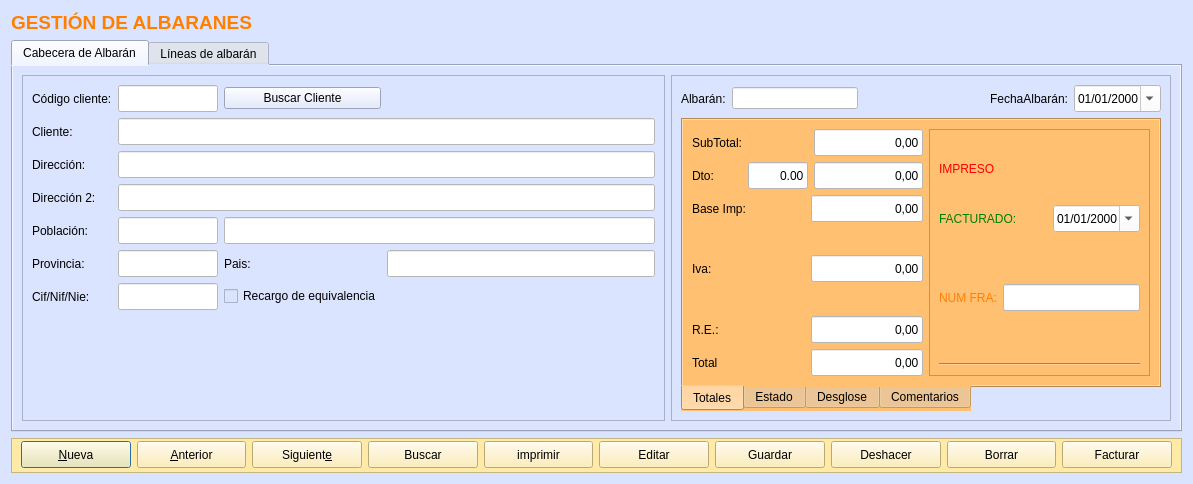
Before: the Qt Designer form frmalbaran.ui in arcnexus/RedFoX, drawn with Qt 5.
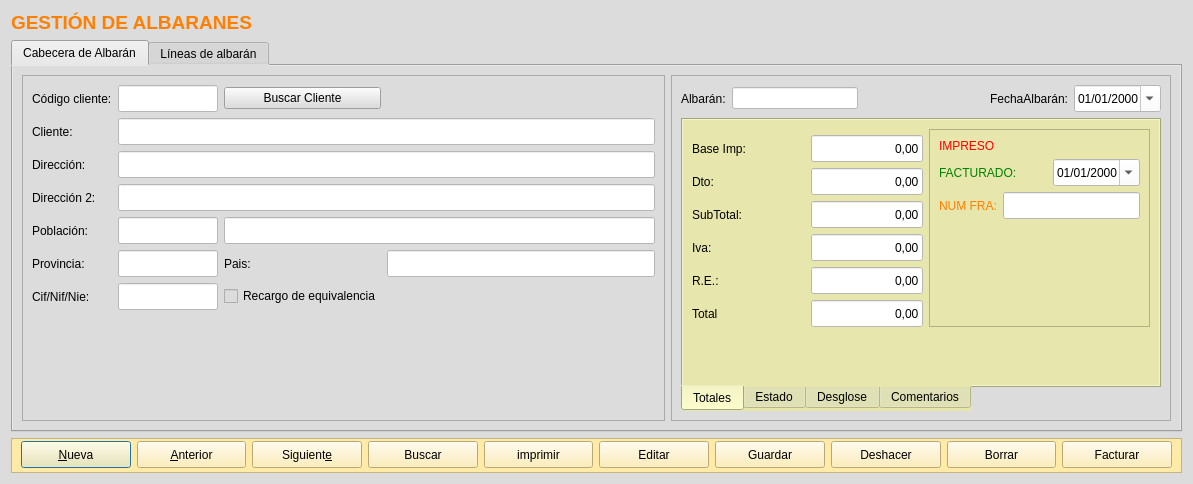
After: the same form once the commit is applied. The open tabs and pages were chosen to show the change. Icons and pictures are not drawn.

The edit to the form file:
```diff
--- a/frmalbaran.ui
+++ b/frmalbaran.ui
@@ -24,7 +24,7 @@
     <normaloff>:/Icons/PNG/terra.png</normaloff>:/Icons/PNG/terra.png</iconset>
   </property>
   <property name="styleSheet">
-   <string notr="true">background-color: rgb(219, 228, 255);
+   <string notr="true">background-color: rgb(220, 220, 220);
 </string>
   </property>
   <layout class="QGridLayout" name="gridLayout_14">
@@ -301,7 +301,7 @@
    <item row="1" column="0">
     <widget class="QTabWidget" name="tabWidget_2">
      <property name="currentIndex">
-      <number>1</number>
+      <number>0</number>
      </property>
      <widget class="QWidget" name="tab_5">
       <attribute name="title">
@@ -635,7 +635,7 @@
           <item row="1" column="0">
            <widget class="QTabWidget" name="tabWidget">
             <property name="styleSheet">
-             <string notr="true">background-color: rgb(255, 192, 114);</string>
+             <string notr="true">background-color: rgb(231, 231, 173);</string>
             </property>
             <property name="tabPosition">
              <enum>QTabWidget::South</enum>
@@ -648,102 +648,6 @@
               <string>Totales</string>
              </attribute>
              <layout class="QGridLayout" name="gridLayout_13">
-              <item row="0" column="0">
-               <layout class="QGridLayout" name="gridLayout_4">
-                <item row="0" column="0">
-                 <widget class="QLabel" name="label_8">
-                  <property name="text">
-                   <string>SubTotal:</string>
-                  </property>
-                 </widget>
-                </item>
-                <item row="1" column="0">
-                 <widget class="QLabel" name="label_9">
-                  <property name="text">
-                   <string>Dto:</string>
-                  </property>
-                 </widget>
-                </item>
-                <item row="0" column="3">
-                 <widget class="QLineEdit" name="txtrSubtotal">
-                  <property name="minimumSize">
-                   <size>
-                    <width>100</width>
-                    <height>27</height>
-                   </size>
-                  </property>
-                  <property name="maximumSize">
-                   <size>
-                    <width>120</width>
-                    <height>16777215</height>
-                   </size>
-                  </property>
-                  <property name="styleSheet">
-                   <string notr="true">background-color: rgb(255, 255, 255);</string>
-                  </property>
-                  <property name="text">
-                   <string>0,00</string>
-                  </property>
-                  <property name="alignment">
-                   <set>Qt::AlignRight|Qt::AlignTrailing|Qt::AlignVCenter</set>
-                  </property>
-                  <property name="readOnly">
-                   <bool>true</bool>
-                  </property>
-                 </widget>
-                </item>
-                <item row="1" column="3">
-                 <widget class="QLineEdit" name="txtrImporteDescuento">
-                  <property name="minimumSize">
-                   <size>
-                    <width>0</width>
-                    <height>27</height>
-                   </size>
-                  </property>
-                  <property name="maximumSize">
-                   <size>
-                    <width>120</width>
-                    <height>16777215</height>
-                   </size>
-                  </property>
-                  <property name="styleSheet">
-                   <string notr="true">background-color: rgb(255, 255, 255);</string>
-                  </property>
-                  <property name="text">
-                   <string>0,00</string>
-                  </property>
-                  <property name="alignment">
-                   <set>Qt::AlignRight|Qt::AlignTrailing|Qt::AlignVCenter</set>
-                  </property>
-                 </widget>
-                </item>
-                <item row="1" column="1" colspan="2">
-                 <widget class="QLineEdit" name="txtnDto">
-                  <property name="minimumSize">
-                   <size>
-                    <width>0</width>
-                    <height>27</height>
-                   </size>
-                  </property>
-                  <property name="maximumSize">
-                   <size>
-                    <width>60</width>
-                    <height>16777215</height>
-                   </size>
-                  </property>
-                  <property name="styleSheet">
-                   <string notr="true">background-color: rgb(255, 255, 255);</string>
-                  </property>
-                  <property name="text">
-                   <string>0.00</string>
-                  </property>
-                  <property name="alignment">
-                   <set>Qt::AlignRight|Qt::AlignTrailing|Qt::AlignVCenter</set>
-                  </property>
-                 </widget>
-                </item>
-               </layout>
-              </item>
               <item row="0" column="1" rowspan="2">
                <widget class="QFrame" name="frame_2">
                 <property name="minimumSize">
@@ -767,30 +671,16 @@
                 <layout class="QGridLayout" name="gridLayout_8">
                  <item row="0" column="0">
                   <layout class="QGridLayout" name="gridLayout_6">
-                   <item row="0" column="0" colspan="3">
-                    <widget class="QLabel" name="lblImpreso">
-                     <property name="styleSheet">
-                      <string notr="true">color: rgb(255, 0, 0);</string>
+                   <item row="2" column="1" rowspan="2" colspan="2">
+                    <widget class="QLineEdit" name="txtcNumFra">
+                     <property name="minimumSize">
+                      <size>
+                       <width>0</width>
+                       <height>27</height>
+                      </size>
                      </property>
-                     <property name="text">
-                      <string>IMPRESO</string>
-                     </property>
-                    </widget>
-                   </item>
-                   <item row="4" column="0" colspan="3">
-                    <widget class="Line" name="line_2">
-                     <property name="orientation">
-                      <enum>Qt::Horizontal</enum>
-                     </property>
-                    </widget>
-                   </item>
-                   <item row="2" column="0" rowspan="2">
-                    <widget class="QLabel" name="lblNumFactura">
                      <property name="styleSheet">
-                      <string notr="true">color: rgb(255, 128, 0);</string>
-                     </property>
-                     <property name="text">
-                      <string>NUM FRA:</string>
+                      <string notr="true">background-color: rgb(255, 255, 255);</string>
                      </property>
                     </widget>
                    </item>
@@ -804,16 +694,23 @@
                      </property>
                     </widget>
                    </item>
-                   <item row="2" column="1" rowspan="2" colspan="2">
-                    <widget class="QLineEdit" name="txtcNumFra">
-                     <property name="minimumSize">
-                      <size>
-                       <width>0</width>
-                       <height>27</height>
-                      </size>
+                   <item row="2" column="0" rowspan="2">
+                    <widget class="QLabel" name="lblNumFactura">
+                     <property name="styleSheet">
+                      <string notr="true">color: rgb(255, 128, 0);</string>
                      </property>
+                     <property name="text">
+                      <string>NUM FRA:</string>
+                     </property>
+                    </widget>
+                   </item>
+                   <item row="0" column="0" colspan="3">
+                    <widget class="QLabel" name="lblImpreso">
                      <property name="styleSheet">
-                      <string notr="true">background-color: rgb(255, 255, 255);</string>
+                      <string notr="true">color: rgb(255, 0, 0);</string>
+                     </property>
+                     <property name="text">
+                      <string>IMPRESO</string>
                      </property>
                     </widget>
                    </item>
@@ -838,6 +735,19 @@
                    </item>
                   </layout>
                  </item>
+                 <item row="1" column="0">
+                  <spacer name="verticalSpacer_3">
+                   <property name="orientation">
+                    <enum>Qt::Vertical</enum>
+                   </property>
+                   <property name="sizeHint" stdset="0">
+                    <size>
+                     <width>20</width>
+                     <height>40</height>
+                    </size>
+                   </property>
+                  </spacer>
+                 </item>
                 </layout>
                </widget>
               </item>
@@ -849,45 +759,20 @@
                 <property name="verticalSpacing">
                  <number>6</number>
                 </property>
-                <item row="4" column="0">
-                 <widget class="QLabel" name="label_12">
+                <item row="5" column="0">
+                 <widget class="QLabel" name="label_10">
                   <property name="text">
-                   <string>Total</string>
+                   <string>R.E.:</string>
                   </property>
                  </widget>
                 </item>
-                <item row="1" column="0" rowspan="2">
+                <item row="3" column="0" rowspan="2">
                  <widget class="QLabel" name="label_11">
                   <property name="text">
                    <string>Iva:</string>
                   </property>
                  </widget>
                 </item>
-                <item row="1" column="1" rowspan="2">
-                 <widget class="QLineEdit" name="txtrImporteIva">
-                  <property name="minimumSize">
-                   <size>
-                    <width>0</width>
-                    <height>27</height>
-                   </size>
-                  </property>
-                  <property name="maximumSize">
-                   <size>
-                    <width>120</width>
-                    <height>16777215</height>
-                   </size>
-                  </property>
-                  <property name="styleSheet">
-                   <string notr="true">background-color: rgb(255, 255, 255);</string>
-                  </property>
-                  <property name="text">
-                   <string>0,00</string>
-                  </property>
-                  <property name="alignment">
-                   <set>Qt::AlignRight|Qt::AlignTrailing|Qt::AlignVCenter</set>
-                  </property>
-                 </widget>
-                </item>
                 <item row="0" column="0">
                  <widget class="QLabel" name="label_16">
                   <property name="text">
@@ -895,8 +780,8 @@
                   </property>
                  </widget>
                 </item>
-                <item row="4" column="1">
-                 <widget class="QLineEdit" name="txtrTotal">
+                <item row="3" column="1" rowspan="2">
+                 <widget class="QLineEdit" name="txtrImporteIva">
                   <property name="minimumSize">
                    <size>
                     <width>0</width>
@@ -951,14 +836,32 @@
                   </property>
                  </widget>
                 </item>
-                <item row="3" column="0">
-                 <widget class="QLabel" name="label_10">
+                <item row="6" column="1">
+                 <widget class="QLineEdit" name="txtrTotal">
+                  <property name="minimumSize">
+                   <size>
+                    <width>0</width>
+                    <height>27</height>
+                   </size>
+                  </property>
+                  <property name="maximumSize">
+                   <size>
+                    <width>120</width>
+                    <height>16777215</height>
+                   </size>
+                  </property>
+                  <property name="styleSheet">
+                   <string notr="true">background-color: rgb(255, 255, 255);</string>
+                  </property>
                   <property name="text">
-                   <string>R.E.:</string>
+                   <string>0,00</string>
+                  </property>
+                  <property name="alignment">
+                   <set>Qt::AlignRight|Qt::AlignTrailing|Qt::AlignVCenter</set>
                   </property>
                  </widget>
                 </item>
-                <item row="3" column="1">
+                <item row="5" column="1">
                  <widget class="QLineEdit" name="txtrTotalRecargoEq">
                   <property name="minimumSize">
                    <size>
@@ -977,8 +880,95 @@
                   </property>
                  </widget>
                 </item>
+                <item row="6" column="0">
+                 <widget class="QLabel" name="label_12">
+                  <property name="text">
+                   <string>Total</string>
+                  </property>
+                 </widget>
+                </item>
+                <item row="1" column="1">
+                 <widget class="QLineEdit" name="txtrImporteDescuento">
+                  <property name="minimumSize">
+                   <size>
+                    <width>0</width>
+                    <height>27</height>
+                   </size>
+                  </property>
+                  <property name="maximumSize">
+                   <size>
+                    <width>120</width>
+                    <height>16777215</height>
+                   </size>
+                  </property>
+                  <property name="styleSheet">
+                   <string notr="true">background-color: rgb(255, 255, 255);</string>
+                  </property>
+                  <property name="text">
+                   <string>0,00</string>
+                  </property>
+                  <property name="alignment">
+                   <set>Qt::AlignRight|Qt::AlignTrailing|Qt::AlignVCenter</set>
+                  </property>
+                 </widget>
+                </item>
+                <item row="1" column="0">
+                 <widget class="QLabel" name="label_9">
+                  <property name="text">
+                   <string>Dto:</string>
+                  </property>
+                 </widget>
+                </item>
+                <item row="2" column="0">
+                 <widget class="QLabel" name="label_8">
+                  <property name="text">
+                   <string>SubTotal:</string>
+                  </property>
+                 </widget>
+                </item>
+                <item row="2" column="1">
+                 <widget class="QLineEdit" name="txtrSubtotal">
+                  <property name="minimumSize">
+                   <size>
+                    <width>100</width>
+                    <height>27</height>
+                   </size>
+                  </property>
+                  <property name="maximumSize">
+                   <size>
+                    <width>120</width>
+                    <height>16777215</height>
+                   </size>
+                  </property>
+                  <property name="styleSheet">
+                   <string notr="true">background-color: rgb(255, 255, 255);</string>
+                  </property>
+                  <property name="text">
+                   <string>0,00</string>
+                  </property>
+                  <property name="alignment">
+                   <set>Qt::AlignRight|Qt::AlignTrailing|Qt::AlignVCenter</set>
+                  </property>
+                  <property name="readOnly">
+                   <bool>true</bool>
+                  </property>
+                 </widget>
+                </item>
                </layout>
               </item>
+              <item row="2" column="0">
+               <spacer name="verticalSpacer">
+                <property name="orientation">
+                 <enum>Qt::Vertical</enum>
+                </property>
+                <property name="sizeHint" stdset="0">
+                 <size>
+                  <width>20</width>
+                  <height>40</height>
+                 </size>
+                </property>
+               </spacer>
+              </item>
              </layout>
             </widget>
             <widget class="QWidget" name="tab_4">
@@ -1005,26 +995,6 @@
                 </property>
                </widget>
               </item>
-              <item row="0" column="3">
-               <widget class="QLineEdit" name="txtcPedidoCliente">
-                <property name="minimumSize">
-                 <size>
-                  <width>0</width>
-                  <height>27</height>
-                 </size>
-                </property>
-                <property name="styleSheet">
-                 <string notr="true">background-color: rgb(255, 255, 255);</string>
-                </property>
-               </widget>
-              </item>
-              <item row="0" column="2">
-               <widget class="QLabel" name="label_24">
-                <property name="text">
-                 <string>Pedido Cliente:</string>
-                </property>
-               </widget>
-              </item>
               <item row="2" column="0">
                <spacer name="verticalSpacer_2">
                 <property name="orientation">
@@ -1045,6 +1015,26 @@
                 </property>
                </widget>
               </item>
+              <item row="1" column="2">
+               <widget class="QLabel" name="label_24">
+                <property name="text">
+                 <string>Pedido Cliente:</string>
+                </property>
+               </widget>
+              </item>
+              <item row="1" column="3">
+               <widget class="QLineEdit" name="txtcPedidoCliente">
+                <property name="minimumSize">
+                 <size>
+                  <width>0</width>
+                  <height>27</height>
+                 </size>
+                </property>
+                <property name="styleSheet">
+                 <string notr="true">background-color: rgb(255, 255, 255);</string>
+                </property>
+               </widget>
+              </item>
              </layout>
             </widget>
             <widget class="QWidget" name="tab_2">
```
Left out of the diff: 4 changed lines with no effect on the pictures.
